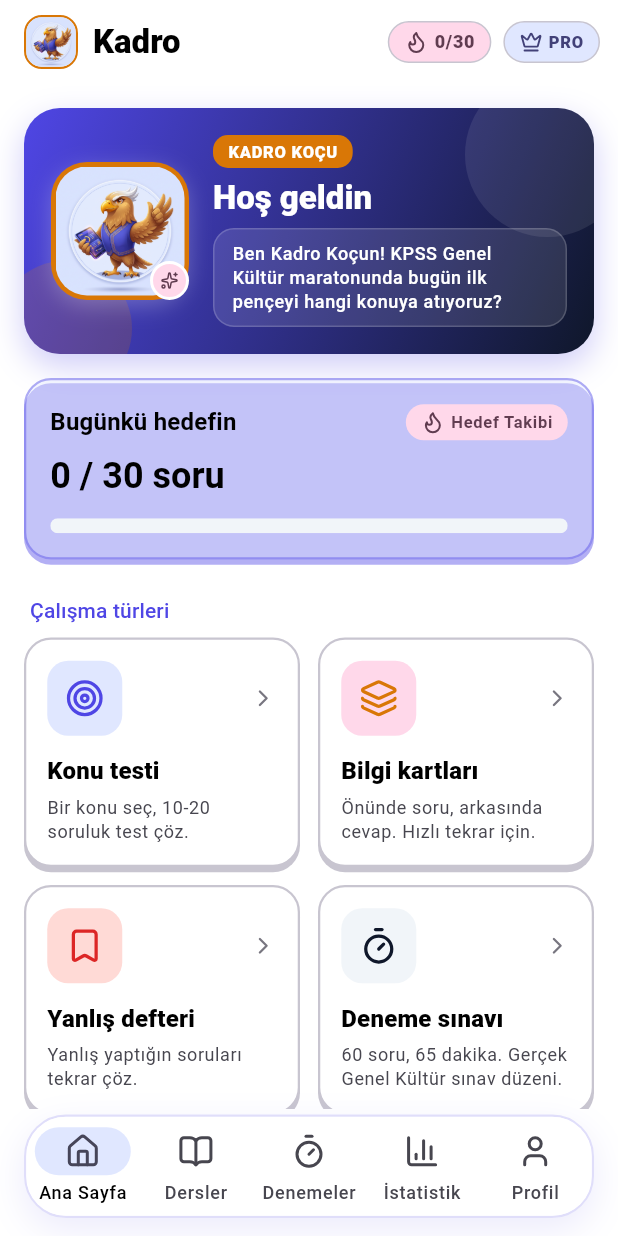
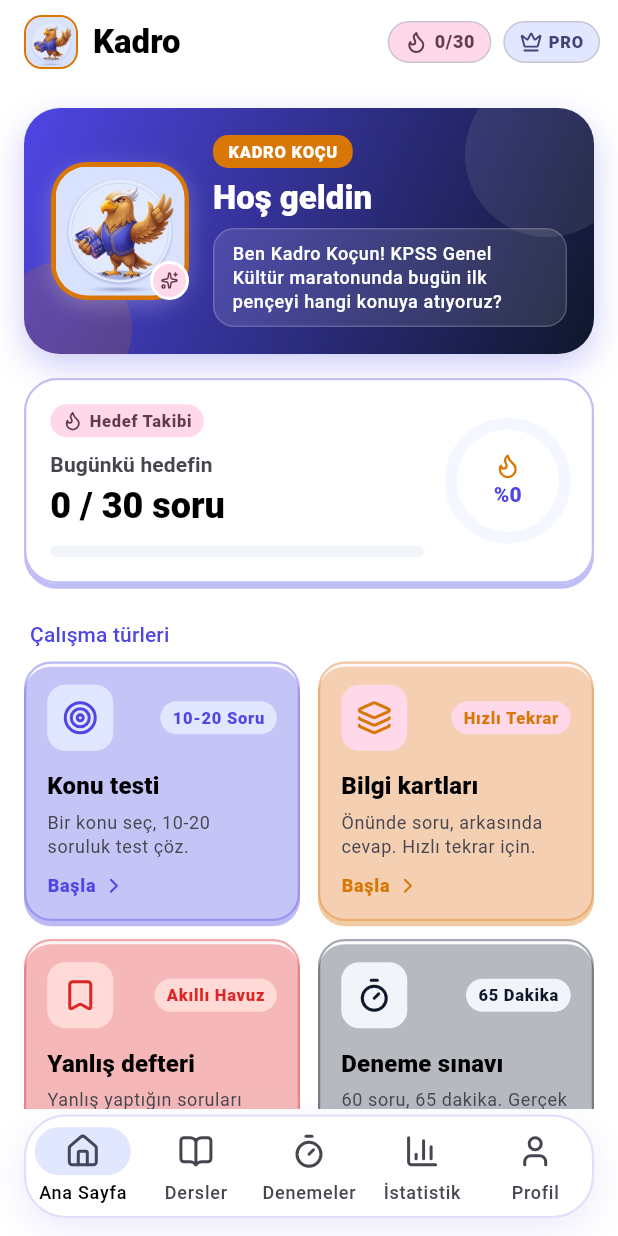
Before and after one commit to omerfarukpehlivan/kadro, a Flutter app: the screen it shows after launch, on a phone screen of 412 x 824 dp. Run offline on Flutter 3.47's test engine with Material 3 defaults, Android fonts, the phone set to English and light mode, and no system bars; drawn by our look-alikes of flutter_animate; our stand-ins replace fl_chart, flex_color_scheme, flutter_riverpod, go_router, google_fonts, lucide_icons_flutter.

Commit message:
feat(ui): TASK-18 circular gauge hedef halkasi ve canli rozetli bento calisma kartlari

```diff
--- a/lib/features/home/presentation/home_screen.dart
+++ b/lib/features/home/presentation/home_screen.dart
@@ -44,6 +44,8 @@ class HomeScreen extends ConsumerWidget {
                 icon: LucideIcons.target,
                 title: 'Konu testi',
                 description: 'Bir konu seç, 10-20 soruluk test çöz.',
+                badgeText: '10-20 Soru',
+                actionText: 'Başla',
                 accentColor: colorScheme.primary,
                 accentContainerColor: colorScheme.primaryContainer,
                 onTap: () {
@@ -59,6 +61,8 @@ class HomeScreen extends ConsumerWidget {
                 icon: LucideIcons.layers,
                 title: 'Bilgi kartları',
                 description: 'Önünde soru, arkasında cevap. Hızlı tekrar için.',
+                badgeText: 'Hızlı Tekrar',
+                actionText: 'Başla',
                 accentColor: colorScheme.tertiary,
                 accentContainerColor: colorScheme.tertiaryContainer,
                 onTap: () {
@@ -79,6 +83,8 @@ class HomeScreen extends ConsumerWidget {
                 icon: LucideIcons.bookmark,
                 title: 'Yanlış defteri',
                 description: 'Yanlış yaptığın soruları tekrar çöz.',
+                badgeText: 'Akıllı Havuz',
+                actionText: 'Başla',
                 accentColor: colorScheme.error,
                 accentContainerColor: colorScheme.errorContainer,
                 onTap: () {
@@ -95,6 +101,8 @@ class HomeScreen extends ConsumerWidget {
                 title: 'Deneme sınavı',
                 description:
                     '60 soru, 65 dakika. Gerçek Genel Kültür sınav düzeni.',
+                badgeText: '65 Dakika',
+                actionText: 'Başla',
                 accentColor: colorScheme.secondary,
                 accentContainerColor: colorScheme.secondaryContainer,
                 onTap: () {
@@ -116,7 +124,7 @@ class HomeScreen extends ConsumerWidget {
   }
 }
 
-/// Bugün kaç soru çözüldüğünü ve hedefe ne kadar kaldığını gösteren 3D Tactile kart.
+/// Bugün kaç soru çözüldüğünü ve hedefe ne kadar kaldığını dairesel halka (gauge) ile gösteren dashboard kartı.
 class _DailyGoalCard extends StatelessWidget {
   final int solved;
   final int goal;
@@ -128,36 +136,36 @@ class _DailyGoalCard extends StatelessWidget {
     final colorScheme = Theme.of(context).colorScheme;
     final textTheme = Theme.of(context).textTheme;
 
+    final progress = goal == 0 ? 0.0 : (solved / goal).clamp(0.0, 1.0);
+    final percent = (progress * 100).round();
+
     return TactileCard(
-          backgroundColor: colorScheme.primaryContainer.withAlpha(90),
-          borderColor: colorScheme.primary.withAlpha(110),
+          borderRadius: 22,
+          backgroundColor: colorScheme.surface,
+          borderColor: colorScheme.primary.withAlpha(90),
+          child: Row(
+            crossAxisAlignment: CrossAxisAlignment.center,
+            children: [
+              // Sol: Metrikler ve yatay çubuk
+              Expanded(
                 child: Column(
                   crossAxisAlignment: CrossAxisAlignment.start,
                   children: [
-              Row(
-                mainAxisAlignment: MainAxisAlignment.spaceBetween,
-                children: [
-                  Text(
-                    'Bugünkü hedefin',
-                    style: textTheme.titleMedium?.copyWith(
-                      fontWeight: FontWeight.w600,
-                    ),
-                  ),
                     Container(
                       padding: const EdgeInsets.symmetric(
-                      horizontal: 10,
-                      vertical: 4,
+                        horizontal: 8,
+                        vertical: 3,
                       ),
                       decoration: BoxDecoration(
                         color: colorScheme.tertiaryContainer,
-                      borderRadius: BorderRadius.circular(20),
+                        borderRadius: BorderRadius.circular(16),
                       ),
                       child: Row(
                         mainAxisSize: MainAxisSize.min,
                         children: [
                           Icon(
                             LucideIcons.flame,
-                          size: 16,
+                            size: 14,
                             color: colorScheme.onTertiaryContainer,
                           ),
                           const SizedBox(width: 4),
@@ -165,28 +173,77 @@ class _DailyGoalCard extends StatelessWidget {
                             'Hedef Takibi',
                             style: textTheme.labelSmall?.copyWith(
                               color: colorScheme.onTertiaryContainer,
-                            fontWeight: FontWeight.bold,
+                              fontWeight: FontWeight.w800,
                             ),
                           ),
                         ],
                       ),
                     ),
-                ],
+                    const SizedBox(height: 8),
+                    Text(
+                      'Bugünkü hedefin',
+                      style: textTheme.labelLarge?.copyWith(
+                        color: colorScheme.onSurfaceVariant,
+                        fontWeight: FontWeight.w600,
                       ),
-              const SizedBox(height: 8),
+                    ),
+                    const SizedBox(height: 2),
                     Text(
                       '$solved / $goal soru',
                       style: textTheme.headlineSmall?.copyWith(
-                  fontWeight: FontWeight.w700,
+                        fontWeight: FontWeight.w800,
                       ),
                     ),
-              const SizedBox(height: 12),
-              // İlerleme çubuğu: hedefe göre 0.0 ile 1.0 arasına kenetlenir (clamp)
+                    const SizedBox(height: 10),
                     ClipRRect(
                       borderRadius: BorderRadius.circular(8),
                       child: LinearProgressIndicator(
-                  minHeight: 10,
-                  value: goal == 0 ? 0.0 : (solved / goal).clamp(0.0, 1.0),
+                        minHeight: 8,
+                        value: progress,
+                      ),
+                    ),
+                  ],
+                ),
+              ),
+              const SizedBox(width: 16),
+              // Sağ: Dairesel Halka / Gauge (80x80)
+              SizedBox(
+                width: 80,
+                height: 80,
+                child: Stack(
+                  alignment: Alignment.center,
+                  children: [
+                    SizedBox(
+                      width: 76,
+                      height: 76,
+                      child: CircularProgressIndicator(
+                        value: progress,
+                        strokeWidth: 8,
+                        backgroundColor: colorScheme.primaryContainer.withAlpha(
+                          90,
+                        ),
+                        color: colorScheme.primary,
+                        strokeCap: StrokeCap.round,
+                      ),
+                    ),
+                    Column(
+                      mainAxisSize: MainAxisSize.min,
+                      children: [
+                        Icon(
+                          LucideIcons.flame,
+                          size: 18,
+                          color: colorScheme.tertiary,
+                        ),
+                        Text(
+                          '%$percent',
+                          style: textTheme.labelLarge?.copyWith(
+                            fontWeight: FontWeight.w800,
+                            color: colorScheme.primary,
+                          ),
+                        ),
+                      ],
+                    ),
+                  ],
                 ),
               ),
             ],
@@ -198,7 +255,7 @@ class _DailyGoalCard extends StatelessWidget {
   }
 }
 
-/// 3D basılabilir dikey Bento çalışma kartı.
+/// 3D basılabilir, canlı rozetli ve aksiyon butonlu dikey Bento çalışma kartı.
 class _StudyTypeTile extends StatelessWidget {
   final IconData icon;
   final String title;
@@ -206,6 +263,8 @@ class _StudyTypeTile extends StatelessWidget {
   final VoidCallback? onTap;
   final Color? accentColor;
   final Color? accentContainerColor;
+  final String badgeText;
+  final String actionText;
 
   const _StudyTypeTile({
     required this.icon,
@@ -214,6 +273,8 @@ class _StudyTypeTile extends StatelessWidget {
     this.onTap,
     this.accentColor,
     this.accentContainerColor,
+    required this.badgeText,
+    this.actionText = 'Başla',
   });
 
   @override
@@ -221,9 +282,15 @@ class _StudyTypeTile extends StatelessWidget {
     final colorScheme = Theme.of(context).colorScheme;
     final textTheme = Theme.of(context).textTheme;
 
+    final effectiveAccent = accentColor ?? colorScheme.primary;
+    final effectiveAccentContainer =
+        accentContainerColor ?? colorScheme.primaryContainer;
+
     return TactileCard(
       onTap: onTap,
       padding: const EdgeInsets.all(14),
+      backgroundColor: effectiveAccentContainer.withAlpha(55),
+      borderColor: effectiveAccent.withAlpha(95),
       child: Column(
         crossAxisAlignment: CrossAxisAlignment.start,
         children: [
@@ -231,21 +298,33 @@ class _StudyTypeTile extends StatelessWidget {
             mainAxisAlignment: MainAxisAlignment.spaceBetween,
             children: [
               Container(
-                padding: const EdgeInsets.all(12),
+                padding: const EdgeInsets.all(10),
                 decoration: BoxDecoration(
-                  color: accentContainerColor ?? colorScheme.secondaryContainer,
-                  borderRadius: BorderRadius.circular(14),
+                  color: effectiveAccentContainer,
+                  borderRadius: BorderRadius.circular(12),
                 ),
-                child: Icon(
-                  icon,
-                  color: accentColor ?? colorScheme.primary,
-                  size: 26,
+                child: Icon(icon, color: effectiveAccent, size: 24),
+              ),
+              const SizedBox(width: 6),
+              Flexible(
+                child: Container(
+                  padding: const EdgeInsets.symmetric(
+                    horizontal: 8,
+                    vertical: 3,
+                  ),
+                  decoration: BoxDecoration(
+                    color: effectiveAccentContainer,
+                    borderRadius: BorderRadius.circular(12),
+                  ),
+                  child: Text(
+                    badgeText,
+                    style: textTheme.labelSmall?.copyWith(
+                      color: effectiveAccent,
+                      fontWeight: FontWeight.w800,
+                    ),
+                    overflow: TextOverflow.ellipsis,
                   ),
                 ),
-              Icon(
-                LucideIcons.chevronRight,
-                size: 18,
-                color: colorScheme.outline,
               ),
             ],
           ),
@@ -263,6 +342,20 @@ class _StudyTypeTile extends StatelessWidget {
             maxLines: 2,
             overflow: TextOverflow.ellipsis,
           ),
+          const SizedBox(height: 10),
+          Row(
+            children: [
+              Text(
+                actionText,
+                style: textTheme.labelMedium?.copyWith(
+                  color: effectiveAccent,
+                  fontWeight: FontWeight.w800,
+                ),
+              ),
+              const SizedBox(width: 4),
+              Icon(LucideIcons.chevronRight, size: 16, color: effectiveAccent),
+            ],
+          ),
         ],
       ),
     ).animate().fadeIn(duration: 200.ms);
```
Also changed, not shown: 1 other file. Lines whose indentation alone changed are shown as unchanged.
